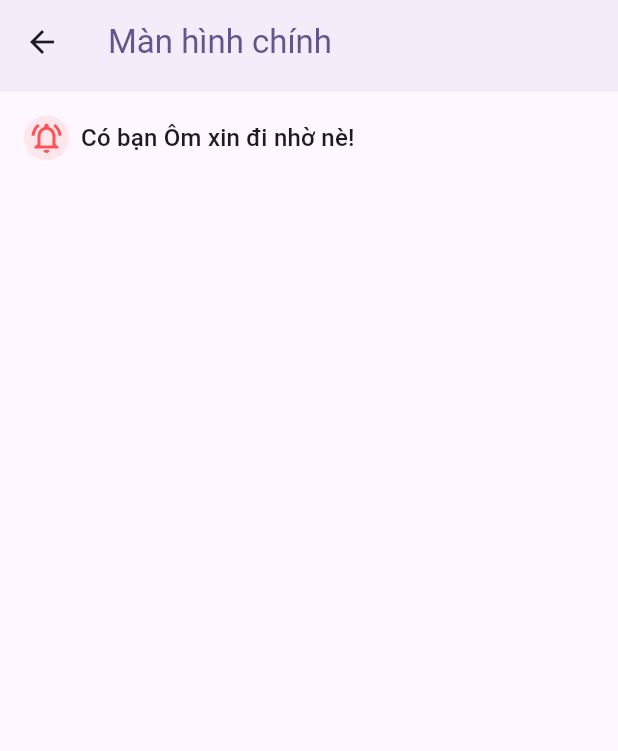
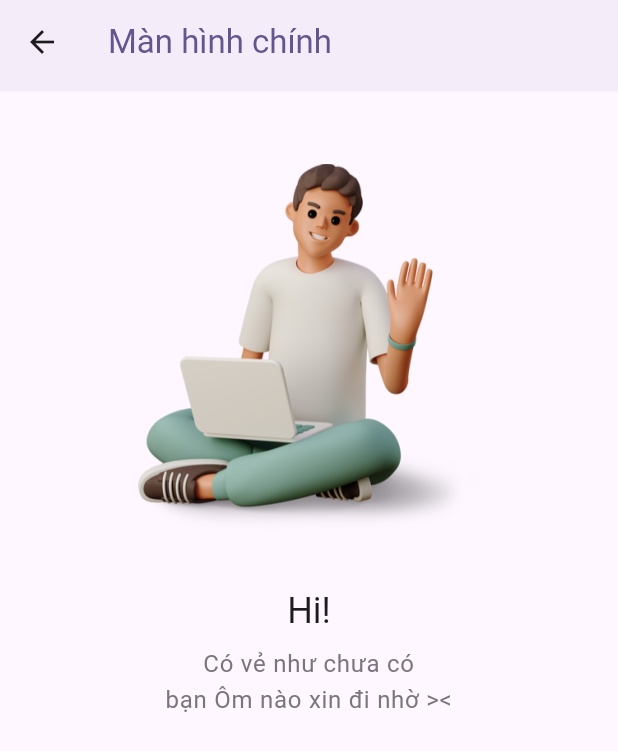
Before and after one commit to thienhdbse170185/F-Journey.Mobile, a Flutter app: the HomeDriverWidget screen opened directly with empty values, on a phone screen of 412 x 824 dp. Shown: the top 751 px of the screen. Run offline on Flutter 3.47's test engine with Material 3 defaults, Android fonts, the phone set to English and light mode, and no system bars; our stand-ins replace bloc, dio, dotted_border, firebase_auth, firebase_core, flutter_bloc and 9 more; missing offline and left inert: flutter_inappwebview; accounts and stored records are empty.

```diff
--- a/lib/view/trip/driver/home.dart
+++ b/lib/view/trip/driver/home.dart
@@ -122,13 +122,46 @@ class _HomeDriverWidgetState extends State<HomeDriverWidget>
             child: Column(
               crossAxisAlignment: CrossAxisAlignment.start,
               children: [
+                // Check if there are any trip requests
+                updatedTripRequests.isEmpty
+                    ? SizedBox(
+                        width: MediaQuery.of(context).size.width,
+                        child: Column(
+                            crossAxisAlignment: CrossAxisAlignment.center,
+                            children: [
+                              const SizedBox(height: 32),
+                              Image.asset(
+                                'assets/images/checking_image.png',
+                                width: 260,
+                              ),
+                              const SizedBox(height: 32),
+                              Text('Hi!',
+                                  style: Theme.of(context)
+                                      .textTheme
+                                      .headlineSmall),
+                              const SizedBox(height: 8),
+                              Text(
+                                'Có vẻ như chưa có \nbạn Ôm nào xin đi nhờ ><',
+                                style: Theme.of(context)
+                                    .textTheme
+                                    .bodyLarge
+                                    ?.copyWith(
+                                        color: Theme.of(context)
+                                            .colorScheme
+                                            .outline),
+                                textAlign: TextAlign.center,
+                              ),
+                            ]),
+                      )
+                    : Column(
+                        children: [
                           Row(
                             children: [
-                    // Stack để chứa cả hiệu ứng ping và icon thông báo
+                              // Stack to display ping effect and notification icon
                               Stack(
                                 alignment: Alignment.center,
                                 children: [
-                        // Vòng tròn mờ mở rộng từ trung tâm icon
+                                  // Animated ping effect
                                   AnimatedBuilder(
                                     animation: _animationController,
                                     builder: (context, child) {
@@ -149,7 +182,7 @@ class _HomeDriverWidgetState extends State<HomeDriverWidget>
                                       );
                                     },
                                   ),
-                        // Icon thông báo
+                                  // Notification icon
                                   const Icon(Icons.notifications_on_outlined,
                                       color: Colors.redAccent),
                                 ],
@@ -171,12 +204,17 @@ class _HomeDriverWidgetState extends State<HomeDriverWidget>
                                   child: Padding(
                                     padding: const EdgeInsets.all(16.0),
                                     child: Row(
-                            mainAxisAlignment: MainAxisAlignment.spaceBetween,
+                                      mainAxisAlignment:
+                                          MainAxisAlignment.spaceBetween,
                                       children: [
                                         SizedBox(
-                                width: MediaQuery.of(context).size.width * 0.5,
+                                          width: MediaQuery.of(context)
+                                                  .size
+                                                  .width *
+                                              0.5,
                                           child: Column(
-                                  crossAxisAlignment: CrossAxisAlignment.start,
+                                            crossAxisAlignment:
+                                                CrossAxisAlignment.start,
                                             children: [
                                               Text(
                                                 'From: ${tripRequest.fromZoneName}',
@@ -219,7 +257,8 @@ class _HomeDriverWidgetState extends State<HomeDriverWidget>
                                               Navigator.of(context).pop();
                                               context
                                                   .read<TripMatchCubit>()
-                                        .createTripMatch(tripRequest.id);
+                                                  .createTripMatch(
+                                                      tripRequest.id);
                                             });
                                           },
                                           child: const Text('Ghép cặp'),
@@ -233,6 +272,8 @@ class _HomeDriverWidgetState extends State<HomeDriverWidget>
                           ),
                         ],
                       ),
+              ],
+            ),
           ),
         ),
       ),
```
Lines whose indentation alone changed are shown as unchanged.
